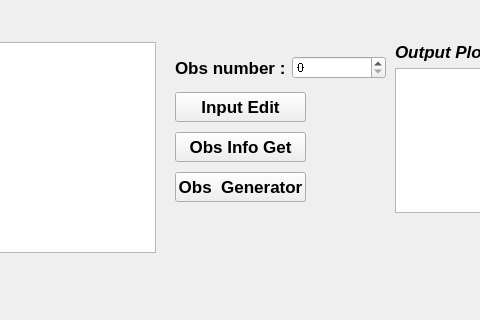
Before: the Qt Designer form src/qt/pathplanning_platform.ui in FennMai/PathPlanning_Qt_Platform, drawn with Qt 5; both pictures show x 255 to 735 and y 488 to 808 of the 1316 by 808 pixel window.
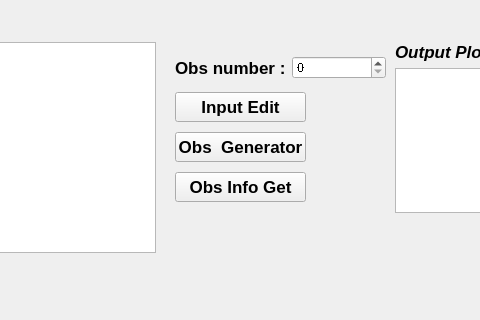
After: the same form once the commit is applied.

```diff
--- a/src/qt/pathplanning_platform.ui
+++ b/src/qt/pathplanning_platform.ui
@@ -277,7 +277,7 @@
     <property name="geometry">
      <rect>
       <x>430</x>
-      <y>620</y>
+      <y>660</y>
       <width>131</width>
       <height>30</height>
      </rect>
@@ -304,7 +304,7 @@
     <property name="geometry">
      <rect>
       <x>430</x>
-      <y>660</y>
+      <y>620</y>
       <width>131</width>
       <height>30</height>
      </rect>
```
